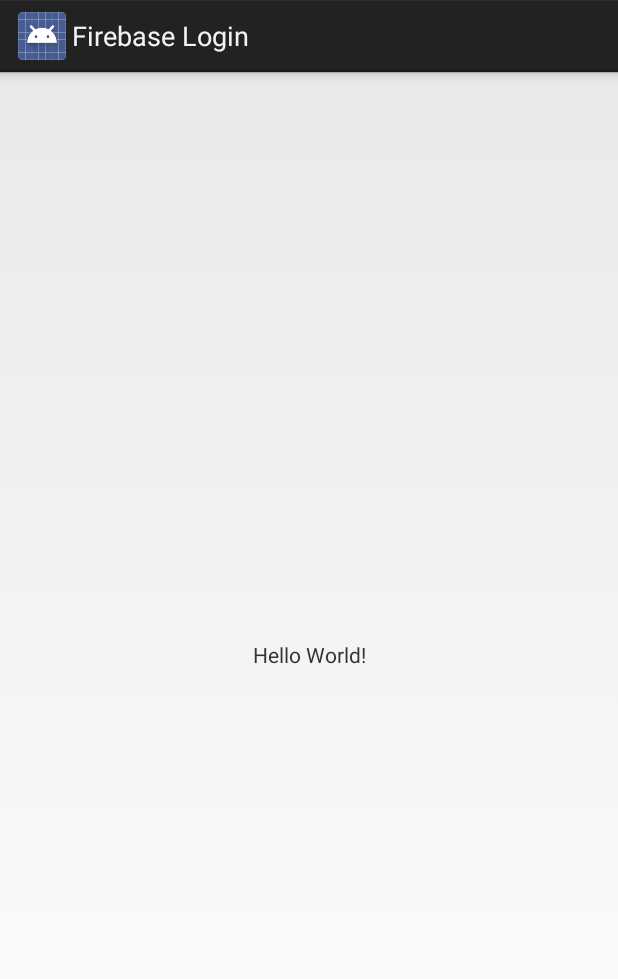
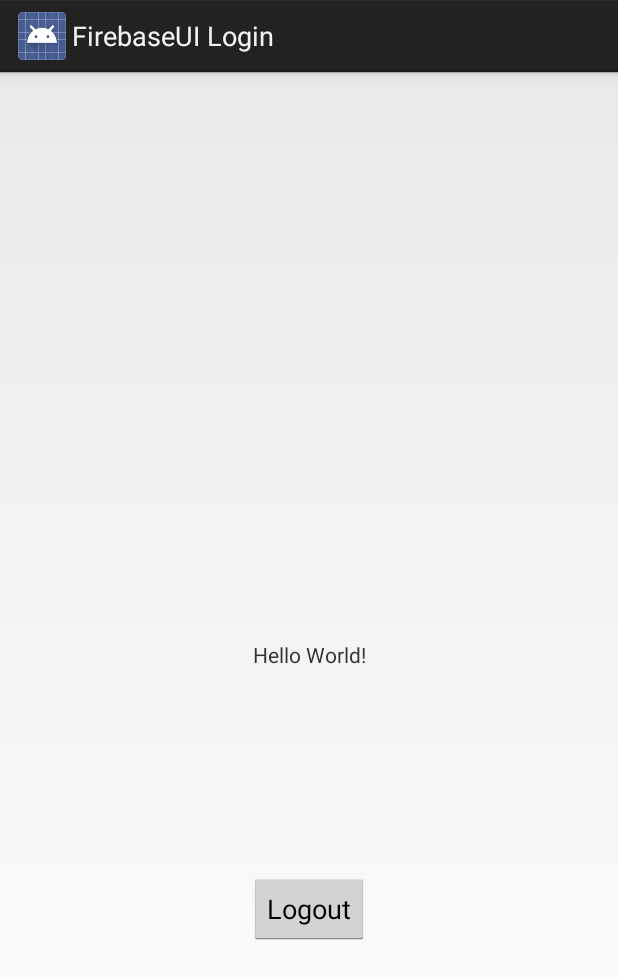
Before and after one commit to reymon359/listo-para-madrid, an Android app: the screen it shows after launch (MainActivity), on a phone screen of 412 x 824 dp. Shown: the top 979 px of the screen. Run offline under Robolectric (Android 15) with nearby library versions, the phone set to English and light mode, and no system bars; our stand-ins replace Firebase (no records; nobody signed in at launch, a user with empty details on screens opened directly); libraries missing offline, so code that uses them is left out: com.firebase.ui; 1 statement that could not run was skipped.

Commit message:
Firebase UI running

```diff
--- a/app/src/main/AndroidManifest.xml
+++ b/app/src/main/AndroidManifest.xml
@@ -8,7 +8,7 @@
         android:fullBackupContent="true"
         android:icon="@mipmap/ic_miw_launcher"
         android:label="@string/app_name"
-        android:roundIcon="@mipmap/ic_miw_launcher_rounded"
+        android:roundIcon="@mipmap/ic_miw_launcher_round"
         android:supportsRtl="true"
         android:theme="@style/AppTheme"
         tools:ignore="GoogleAppIndexingWarning">
--- a/app/src/main/java/es/upm/miw/firebaselogin/MainActivity.java
+++ b/app/src/main/java/es/upm/miw/firebaselogin/MainActivity.java
@@ -1,31 +1,101 @@
 package es.upm.miw.firebaselogin;
 
 import android.app.Activity;
+import android.content.Intent;
 import android.os.Bundle;
+import android.support.annotation.NonNull;
+import android.util.Log;
+import android.view.View;
+import android.widget.TextView;
 import android.widget.Toast;
 
 // Firebase
+import com.firebase.ui.auth.AuthUI;
 import com.google.firebase.auth.FirebaseAuth;
 import com.google.firebase.auth.FirebaseUser;
 
-public class MainActivity extends Activity {
+import java.util.Arrays;
 
-    private FirebaseAuth mAuth;
+public class MainActivity extends Activity implements View.OnClickListener {
+
+    final static String LOG_TAG = "MiW";
+
+    private FirebaseAuth mFirebaseAuth;
+    private FirebaseAuth.AuthStateListener mAuthStateListener;
+
+    private static final int RC_SIGN_IN = 2018;
 
     @Override
     protected void onCreate(Bundle savedInstanceState) {
         super.onCreate(savedInstanceState);
         setContentView(R.layout.activity_main);
+        findViewById(R.id.logoutButton).setOnClickListener(this);
 
-        mAuth = FirebaseAuth.getInstance();
+        mFirebaseAuth = FirebaseAuth.getInstance();
+        mAuthStateListener = new FirebaseAuth.AuthStateListener() {
+            @Override
+            public void onAuthStateChanged(@NonNull FirebaseAuth firebaseAuth) {
+                FirebaseUser user = firebaseAuth.getCurrentUser();
+                if (user != null) {
+                    // user is signed in
+                    CharSequence username = user.getDisplayName();
+                    Toast.makeText(MainActivity.this, getString(R.string.firebase_user_fmt, username), Toast.LENGTH_LONG).show();
+                    Log.i(LOG_TAG, "onAuthStateChanged() " + getString(R.string.firebase_user_fmt, username));
+                    ((TextView) findViewById(R.id.textView)).setText(getString(R.string.firebase_user_fmt, username));
+                } else {
+                    // user is signed out
+                    startActivityForResult(
+                            // Get an instance of AuthUI based on the default app
+                            AuthUI.getInstance().
+                                    createSignInIntentBuilder().
+                                    setAvailableProviders(Arrays.asList(
+                                            new AuthUI.IdpConfig.GoogleBuilder().build(),
+                                            new AuthUI.IdpConfig.EmailBuilder().build()
+                                    )).
+                                    setIsSmartLockEnabled(!BuildConfig.DEBUG /* credentials */, true /* hints */).
+                                    build(),
+                            RC_SIGN_IN);
+                }
+            }
+        };
+    }
+
+
+    @Override
+    protected void onPause() {
+        super.onPause();
+        mFirebaseAuth.removeAuthStateListener(mAuthStateListener);
     }
 
     @Override
-    public void onStart() {
-        super.onStart();
-        // Check if user is signed in (non-null) and update UI accordingly.
-        FirebaseUser currentUser = mAuth.getCurrentUser();
-        String username = (currentUser != null) ? currentUser.getDisplayName() : null;
-        Toast.makeText(this, "User: " + username, Toast.LENGTH_SHORT).show();
+    protected void onResume() {
+        super.onResume();
+        mFirebaseAuth.addAuthStateListener(mAuthStateListener);
+    }
+
+    @Override
+    protected void onActivityResult(int requestCode, int resultCode, Intent data) {
+        super.onActivityResult(requestCode, resultCode, data);
+        if (requestCode == RC_SIGN_IN) {
+            if (resultCode == RESULT_OK) {
+                Toast.makeText(this, R.string.signed_in, Toast.LENGTH_SHORT).show();
+                Log.i(LOG_TAG, "onActivityResult " + getString(R.string.signed_in));
+            } else if (resultCode == RESULT_CANCELED) {
+                Toast.makeText(this, R.string.signed_cancelled, Toast.LENGTH_SHORT).show();
+                Log.i(LOG_TAG, "onActivityResult " + getString(R.string.signed_cancelled));
+                finish();
+            }
+        }
+    }
+
+    /**
+     * Called when a view has been clicked.
+     *
+     * @param v The view that was clicked.
+     */
+    @Override
+    public void onClick(View v) {
+        mFirebaseAuth.signOut();
+        Log.i(LOG_TAG, getString(R.string.signed_out));
     }
 }
--- a/app/src/main/res/layout/activity_main.xml
+++ b/app/src/main/res/layout/activity_main.xml
@@ -7,12 +7,25 @@
     tools:context=".MainActivity">
 
     <TextView
+        android:id="@+id/textView"
         android:layout_width="wrap_content"
         android:layout_height="wrap_content"
         android:text="Hello World!"
         app:layout_constraintBottom_toBottomOf="parent"
-        app:layout_constraintLeft_toLeftOf="parent"
-        app:layout_constraintRight_toRightOf="parent"
+        app:layout_constraintEnd_toEndOf="parent"
+        app:layout_constraintHorizontal_bias="0.5"
+        app:layout_constraintStart_toStartOf="parent"
         app:layout_constraintTop_toTopOf="parent" />
 
+    <Button
+        android:id="@+id/logoutButton"
+        android:layout_width="wrap_content"
+        android:layout_height="wrap_content"
+        android:layout_marginTop="136dp"
+        android:text="@string/logout_button"
+        app:layout_constraintEnd_toEndOf="parent"
+        app:layout_constraintHorizontal_bias="0.5"
+        app:layout_constraintStart_toStartOf="parent"
+        app:layout_constraintTop_toBottomOf="@+id/textView" />
+
 </android.support.constraint.ConstraintLayout>
--- a/app/src/main/res/values/strings.xml
+++ b/app/src/main/res/values/strings.xml
@@ -1,3 +1,9 @@
 <resources>
-    <string name="app_name">Firebase Login</string>
+    <string name="app_name">FirebaseUI Login</string>
+
+    <string name="signed_in">Signed in!</string>
+    <string name="signed_out">Signed out!</string>
+    <string name="signed_cancelled">Signed in cancelled</string>
+    <string name="logout_button">Logout</string>
+    <string name="firebase_user_fmt">Firebase User: %s</string>
 </resources>
--- a/build.gradle
+++ b/build.gradle
@@ -7,7 +7,7 @@ buildscript {
         jcenter()
     }
     dependencies {
-        classpath 'com.android.tools.build:gradle:3.1.3'
+        classpath 'com.android.tools.build:gradle:3.2.1'
 
         // Google Services
         classpath 'com.google.gms:google-services:4.0.1'
```
Also changed, not shown: app/build.gradle (+10 -8 lines), app/src/main/res/drawable-v24/ic_launcher_foreground.xml (deleted, +0 -34 lines), app/src/main/res/drawable/ic_launcher_background.xml (deleted, +0 -170 lines), app/src/main/res/mipmap-hdpi/ic_miw_launcher_round.png (renamed from app/src/main/res/mipmap-hdpi/ic_miw_launcher_rounded.png), app/src/main/res/mipmap-mdpi/ic_miw_launcher_round.png (renamed from app/src/main/res/mipmap-mdpi/ic_miw_launcher_rounded.png), app/src/main/res/mipmap-xhdpi/ic_miw_launcher_round.png (renamed from app/src/main/res/mipmap-xhdpi/ic_miw_launcher_rounded.png), app/src/main/res/mipmap-xxhdpi/ic_miw_launcher_round.png (renamed from app/src/main/res/mipmap-xxhdpi/ic_miw_launcher_rounded.png), app/src/main/res/mipmap-xxxhdpi/ic_miw_launcher_round.png (renamed from app/src/main/res/mipmap-xxxhdpi/ic_miw_launcher_rounded.png), gradle/wrapper/gradle-wrapper.properties, 3 other files.
